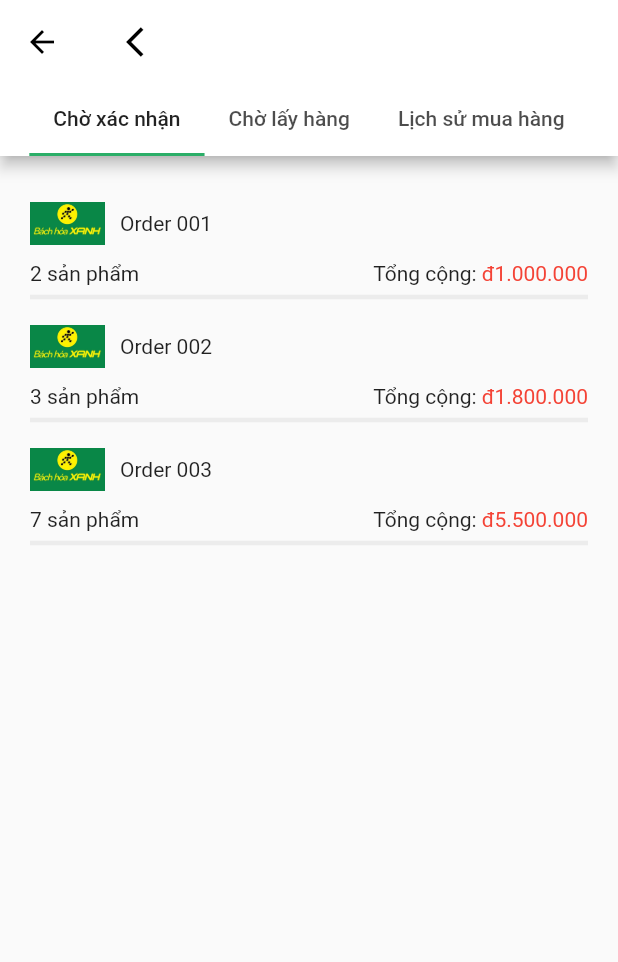
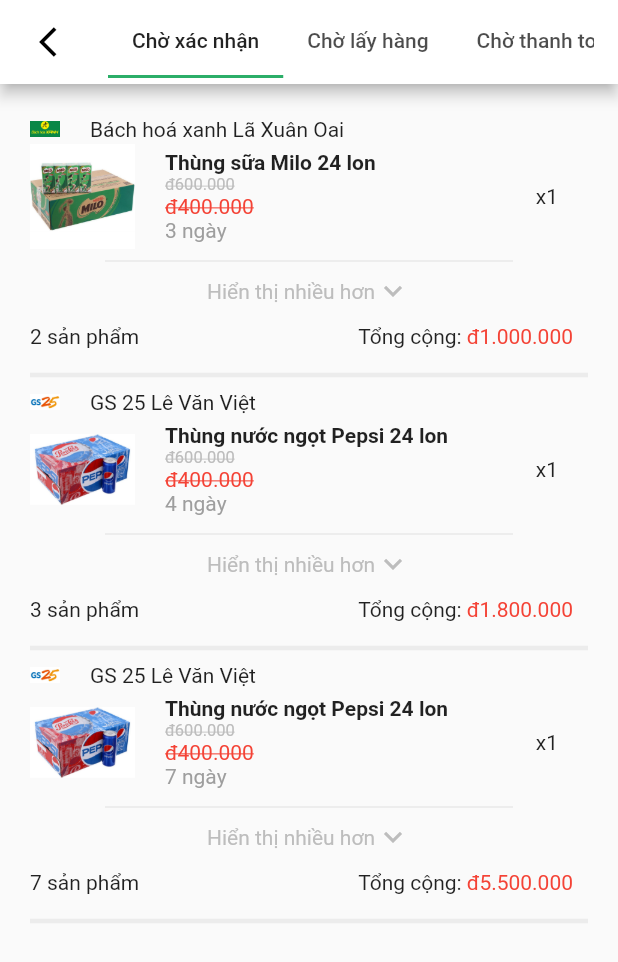
Before and after one commit to tienjtran/customer_cheapee, a Flutter app: the OrderScreen screen opened directly, on a phone screen of 412 x 824 dp. Shown: the top 962 px of the screen. Run offline on Flutter 3.47's test engine with Material 2 defaults, Android fonts, the phone set to English and light mode, and no system bars; our stand-ins replace flutter_money_formatter; network calls fail.

Commit message:
[Mobile][C6][CA-35] Edit order UI

```diff
--- a/lib/views/models/output/orderModel.dart
+++ b/lib/views/models/output/orderModel.dart
@@ -1,10 +1,15 @@
-class OrderModel{
+import 'package:customer_cheapee/views/models/output/product.dart';
+
+class OrderModel {
+  int id;
   String name;
   int quantity;
   double total;
   String imagePath;
+  ProductModel product;
 
-  OrderModel(this.name, this.quantity, this.total, this.imagePath);
+  OrderModel(
+      this.name, this.quantity, this.total, this.imagePath, this.product);
 
   get getName => this.name;
   set setName(name) => this.name = name;
@@ -14,4 +19,6 @@
   set setTotal(total) => this.total = total;
   get getImagePath => this.imagePath;
   set setImagePath(imagePath) => this.imagePath = imagePath;
+  get getProduct => this.product;
+  set setProduct(product) => this.product = product;
 }
--- /dev/null
+++ b/lib/views/models/output/product.dart
@@ -0,0 +1,25 @@
+class ProductModel {
+  int id;
+  String name;
+  double price;
+  double discountedPrice;
+  int remainingDays;
+  String imagePath;
+
+  ProductModel(this.id, this.name, this.price, this.discountedPrice,
+      this.remainingDays, this.imagePath);
+
+  get getId => this.id;
+  set setId(id) => this.id = id;
+  get getName => this.name;
+  set setName(name) => this.name = name;
+  get getPrice => this.price;
+  set setPrice(price) => this.price = price;
+  get getDiscountedPrice => this.discountedPrice;
+  set setDiscountedPrice(discountedPrice) =>
+      this.discountedPrice = discountedPrice;
+  get getRemainingDaysString => this.remainingDays.toString();
+  set setRemainingDays(remainingDays) => this.remainingDays = remainingDays;
+  get getImagePath => this.imagePath;
+  set setImagePath(imagePath) => this.imagePath = imagePath;
+}
--- a/lib/views/ui/order.dart
+++ b/lib/views/ui/order.dart
@@ -1,11 +1,12 @@
 import 'package:customer_cheapee/views/models/output/orderModel.dart';
+import 'package:customer_cheapee/views/models/output/product.dart';
 import 'package:customer_cheapee/views/utils/common.dart';
 import 'package:flutter/material.dart';
-import 'package:flutter_money_formatter/flutter_money_formatter.dart';
 
 List<String> _tabList = [
   'Chờ xác nhận',
   'Chờ lấy hàng',
+  'Chờ thanh toán',
   'Lịch sử mua hàng',
 ];
 
@@ -17,15 +18,17 @@
     }
 
     return DefaultTabController(
-      length: 3,
+      length: 4,
+      initialIndex: 0,
       child: Scaffold(
         appBar: AppBar(
-          title: IconButton(
+          leading: IconButton(
             icon: Icon(Icons.arrow_back_ios),
             color: Colors.black,
             onPressed: () => _close(),
+            padding: const EdgeInsets.only(left: 20),
           ),
-          bottom: TabBar(
+          title: TabBar(
             isScrollable: true,
             tabs: [
               Tab(
@@ -37,6 +40,9 @@
               Tab(
                 text: _tabList[2],
               ),
+              Tab(
+                text: _tabList[3],
+              ),
             ],
           ),
         ),
@@ -45,6 +51,7 @@
             ConfirmOrder(),
             Text(_tabList[1]),
             Text(_tabList[2]),
+            Text(_tabList[3]),
           ],
         ),
       ),
@@ -53,10 +60,31 @@
 }
 
 class ConfirmOrder extends StatelessWidget {
-  List<OrderModel> orderModelList = [
-    new OrderModel('Order 001', 2, 1000000, 'assets/images/bachhoaxanh.jpg'),
-    new OrderModel('Order 002', 3, 1800000, 'assets/images/bachhoaxanh.jpg'),
-    new OrderModel('Order 003', 7, 5500000, 'assets/images/bachhoaxanh.jpg'),
+  final List<OrderModel> orderModelList = [
+    new OrderModel(
+      'Bách hoá xanh Lã Xuân Oai',
+      2,
+      1000000,
+      'assets/images/bachhoaxanh.jpg',
+      new ProductModel(1, 'Thùng sữa Milo 24 lon', 600000, 400000, 3,
+          'assets/images/milo.jpg'),
+    ),
+    new OrderModel(
+      'GS 25 Lê Văn Việt',
+      3,
+      1800000,
+      'assets/images/gs25.jpg',
+      new ProductModel(2, 'Thùng nước ngọt Pepsi 24 lon', 600000, 400000, 4,
+          'assets/images/pepsi.png'),
+    ),
+    new OrderModel(
+      'GS 25 Lê Văn Việt',
+      7,
+      5500000,
+      'assets/images/gs25.jpg',
+      new ProductModel(2, 'Thùng nước ngọt Pepsi 24 lon', 600000, 400000, 7,
+          'assets/images/pepsi.png'),
+    ),
   ];
 
   @override
@@ -82,11 +110,93 @@
           children: <Widget>[
             Image.asset(
               order.getImagePath,
-              height: 50,
-              width: 50,
+              height: 20,
+              width: 20,
             ),
-            const Padding(padding: EdgeInsets.only(left: 10)),
-            Text(order.getName),
+            Container(
+              padding: const EdgeInsets.only(left: 20),
+              child: Text(order.getName),
+            ),
+          ],
+        ),
+        Row(
+          mainAxisAlignment: MainAxisAlignment.spaceBetween,
+          children: [
+            Container(
+              child: Row(
+                children: [
+                  Image.asset(
+                    order.product.imagePath,
+                    height: 70,
+                    width: 70,
+                  ),
+                  Container(
+                    padding: const EdgeInsets.only(left: 20),
+                    child: Column(
+                      crossAxisAlignment: CrossAxisAlignment.start,
+                      children: [
+                        Text(
+                          order.product.getName,
+                          style: TextStyle(fontWeight: FontWeight.bold),
+                        ),
+                        Text(
+                          CommonUtils.convertDoubleToMoney(
+                              order.product.getPrice),
+                          style: TextStyle(
+                            fontSize: 11,
+                            color: Colors.grey[400],
+                            decoration: TextDecoration.lineThrough,
+                          ),
+                        ),
+                        Text(
+                          CommonUtils.convertDoubleToMoney(
+                              order.product.getDiscountedPrice),
+                          style: TextStyle(
+                            color: Colors.red,
+                            decoration: TextDecoration.lineThrough,
+                          ),
+                        ),
+                        Text(
+                          order.product.getRemainingDaysString + ' ngày',
+                          style: TextStyle(
+                            color: Colors.grey,
+                          ),
+                        ),
+                      ],
+                    ),
+                  ),
+                ],
+              ),
+            ),
+            Container(
+              padding: const EdgeInsets.all(20),
+              child: Text('x1'),
+            ),
+          ],
+        ),
+        Divider(
+          color: Colors.grey[300],
+          indent: 50,
+          endIndent: 50,
+        ),
+        Row(
+          mainAxisAlignment: MainAxisAlignment.center,
+          children: [
+            Container(
+              child: Row(
+                mainAxisAlignment: MainAxisAlignment.spaceEvenly,
+                children: [
+                  Text(
+                    'Hiển thị nhiều hơn',
+                    style: TextStyle(color: Colors.grey[400]),
+                  ),
+                  Icon(
+                    Icons.expand_more,
+                    color: Colors.grey[400],
+                  ),
+                ],
+              ),
+            ),
           ],
         ),
         Row(
@@ -94,6 +204,7 @@
           children: [
             Text(order.getQuantity.toString() + ' sản phẩm'),
             Container(
+              padding: const EdgeInsets.all(10),
               child: Row(
                 children: [
                   Text('Tổng cộng: '),
@@ -109,7 +220,7 @@
           ],
         ),
         const Divider(
-          color: Color.fromRGBO(236, 236, 236, 100),
+          color: Color.fromRGBO(236, 236, 236, 1),
           thickness: 3,
         ),
       ],
```
Also changed, not shown: assets/images/gs25.jpg (added), assets/images/pepsi.png (added).
